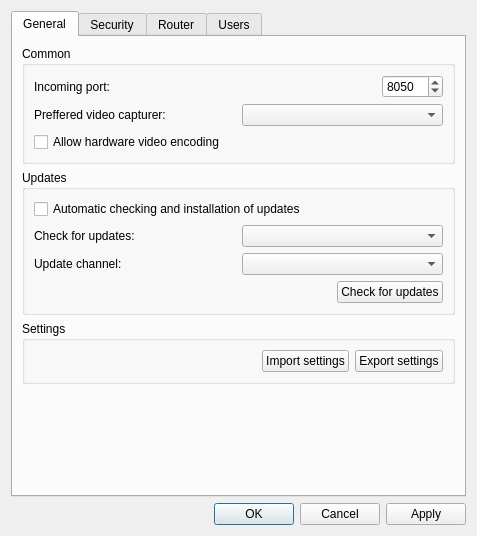
Parav1s/aspia_no2fa_cmd, file source/host/ui/config_dialog.ui: the form before one commit.
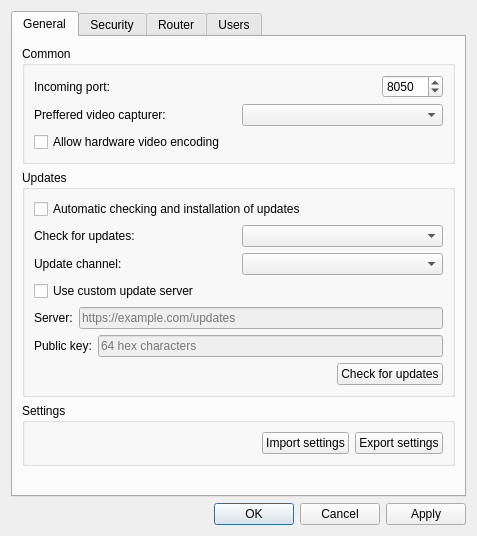
The form after the commit. Icons and pictures are not drawn. Custom widgets are drawn as their Qt base class.

Commit message:
Bring back a custom update server for the host
The update group of the host configuration gets the option again: an address of the server and the key its files are signed with, both stored in host.ini under update/address and update/public_key. The checker reads them for the background checks and for the manual one, and the key is added to the built-in ones, so an official server keeps working.

Diff of the .ui file:
```diff
--- a/source/host/ui/config_dialog.ui
+++ b/source/host/ui/config_dialog.ui
@@ -128,6 +128,55 @@
             </item>
            </layout>
           </item>
+          <item>
+           <widget class="QCheckBox" name="checkbox_use_custom_server">
+            <property name="text">
+             <string>Use custom update server</string>
+            </property>
+           </widget>
+          </item>
+          <item>
+           <layout class="QHBoxLayout" name="horizontalLayout_server">
+            <item>
+             <widget class="QLabel" name="label_update_server">
+              <property name="text">
+               <string>Server:</string>
+              </property>
+             </widget>
+            </item>
+            <item>
+             <widget class="QLineEdit" name="edit_update_server">
+              <property name="enabled">
+               <bool>false</bool>
+              </property>
+              <property name="placeholderText">
+               <string notr="true">https://example.com/updates</string>
+              </property>
+             </widget>
+            </item>
+           </layout>
+          </item>
+          <item>
+           <layout class="QHBoxLayout" name="horizontalLayout_server_key">
+            <item>
+             <widget class="QLabel" name="label_update_public_key">
+              <property name="text">
+               <string>Public key:</string>
+              </property>
+             </widget>
+            </item>
+            <item>
+             <widget class="QLineEdit" name="edit_update_public_key">
+              <property name="enabled">
+               <bool>false</bool>
+              </property>
+              <property name="placeholderText">
+               <string notr="true">64 hex characters</string>
+              </property>
+             </widget>
+            </item>
+           </layout>
+          </item>
           <item>
            <layout class="QHBoxLayout" name="horizontalLayout_7">
             <item>
```
The commit also changes 32 other files.
